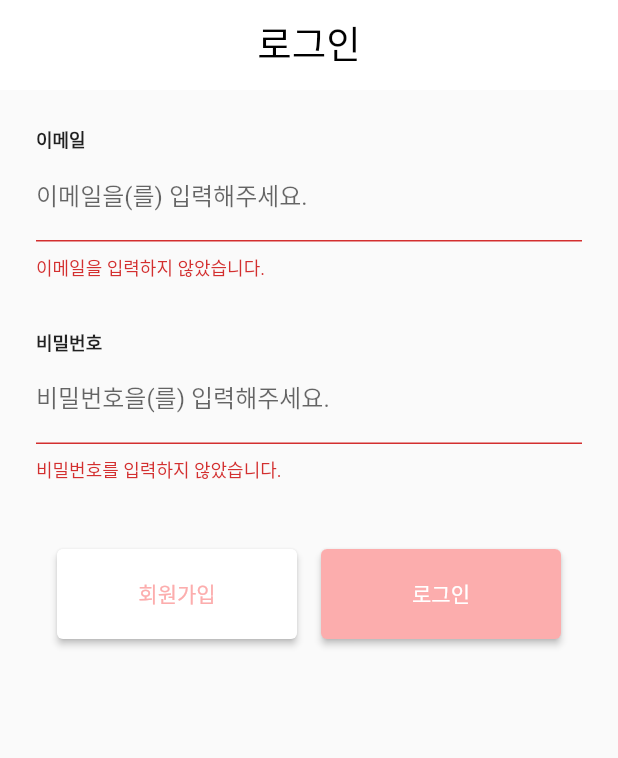
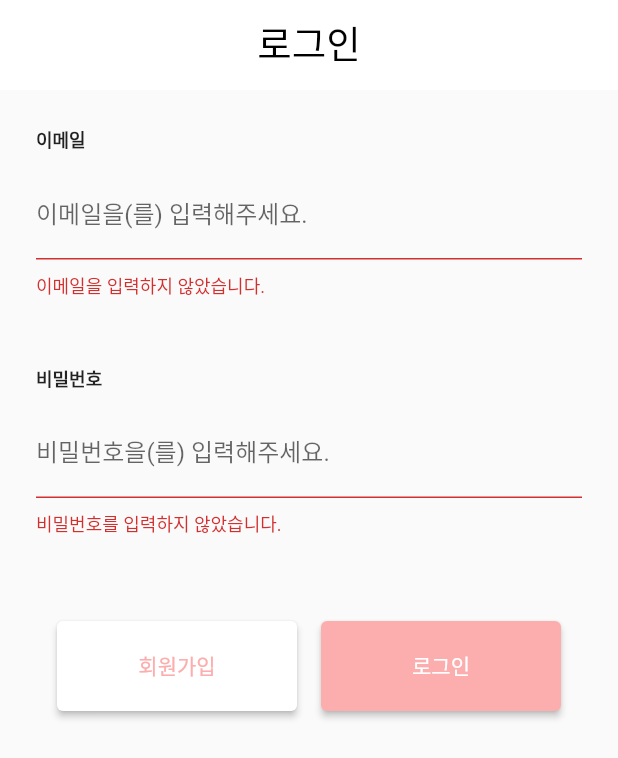
Before and after one commit to cielolimpio/mingle_mate_mobile, a Flutter app: the screen it shows after launch, after a tap on "로그인", on a phone screen of 412 x 824 dp. Shown: the top 758 px of the screen. Run offline on Flutter 3.47's test engine with Material 2 defaults, Android fonts, the phone set to English and light mode, and no system bars; missing offline and left inert: dart:ffi; Roboto replaces fonts that are missing (AppleSDGothicNeoBold).

```diff
--- a/lib/component/app_bar.dart
+++ b/lib/component/app_bar.dart
@@ -9,6 +9,9 @@ class MingleMateAppBar extends PreferredSize {
   }) : super(
     preferredSize: Size.fromHeight(60.0),
     child: AppBar(
+      iconTheme: const IconThemeData(
+        color: Colors.black
+      ),
         backgroundColor: Colors.white,
         elevation: 0,
         title: Text(
--- a/lib/component/text_form_field.dart
+++ b/lib/component/text_form_field.dart
@@ -16,7 +16,9 @@ class MingleMateTextFormField extends StatelessWidget {
         children: [
           Text(label,
             style: const TextStyle(fontSize: 12.0, fontWeight: FontWeight.w700),),
-          TextFormField(
+          Padding(
+            padding: const EdgeInsets.symmetric(vertical: 12.0),
+            child: TextFormField(
               decoration: InputDecoration(
                   labelText: "$label을(를) 입력해주세요.",
                   enabledBorder: OutlineInputBorder(
@@ -33,6 +35,7 @@ class MingleMateTextFormField extends StatelessWidget {
                 return validator(value);
               },
             ),
+          ),
           Container(height: 16.0,)
         ],
       ),
--- a/lib/main.dart
+++ b/lib/main.dart
@@ -1,5 +1,6 @@
 import 'package:flutter/material.dart';
 import 'package:mingle_mate_mobile/component/slider_bar.dart';
+import 'package:mingle_mate_mobile/screens/home.dart';
 import 'package:mingle_mate_mobile/screens/join.dart';
 import 'package:mingle_mate_mobile/screens/login.dart';
 
@@ -18,6 +19,7 @@ class MyApp extends StatelessWidget {
       routes: {
         '/login':(context) => LoginScreen(),
         '/join':(context) => JoinScreen(),
+        '/home': (context) => HomeScreen(),
       },
     );
   }
--- a/lib/screens/login.dart
+++ b/lib/screens/login.dart
@@ -85,6 +85,7 @@ class _LoginScreenState extends State<LoginScreen> {
                         onPressed: () async {
                           if(formKey.currentState!.validate()){
                             print("검증 완료 - 로그인");
+                            Navigator.pushNamed(context, '/home');
                           }
                         },
                       )
```
Also changed, not shown: lib/screens/home.dart (added, +95 -0 lines), lib/screens/create_profile.dart (added), lib/screens/search_details.dart (added). Lines whose indentation alone changed are shown as unchanged.
